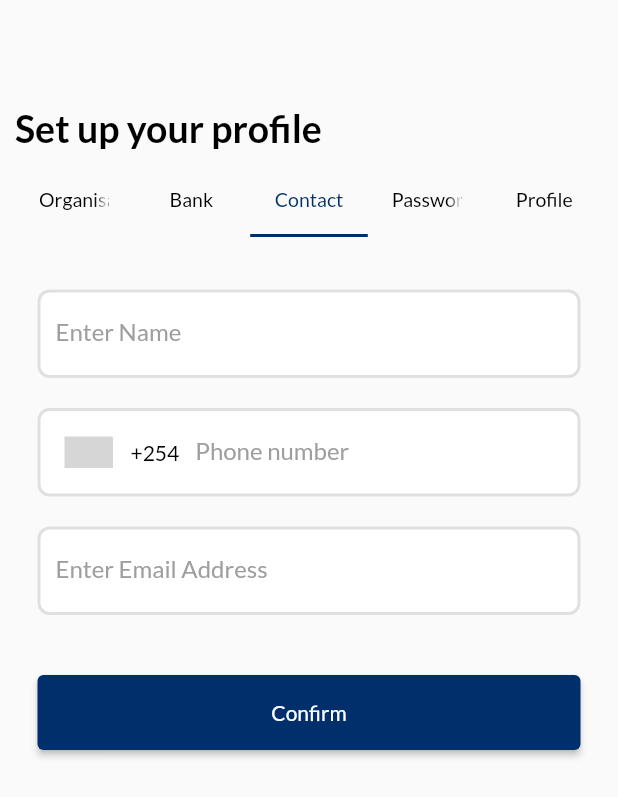
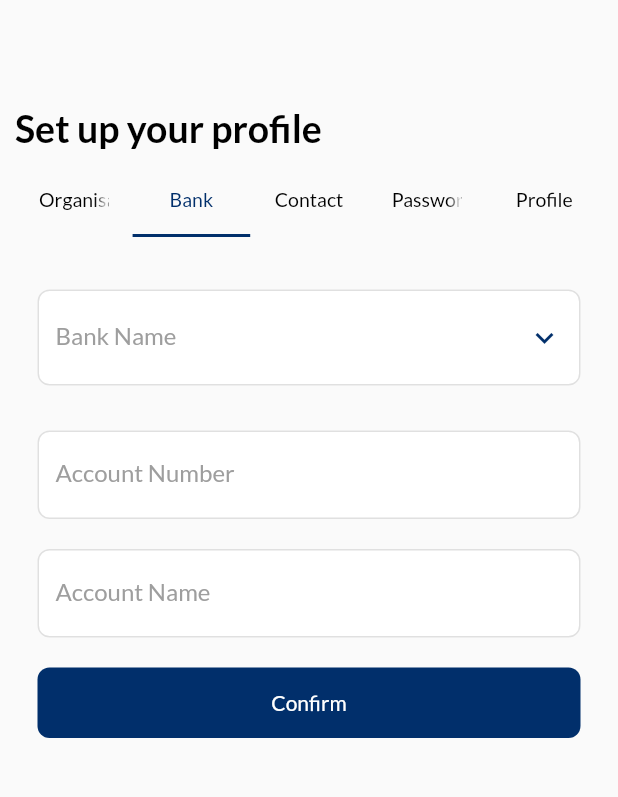
Before and after one commit to NjokiCynthia/sales_app, a Flutter app: the ProfileSetUp screen opened directly, tab 2 chosen, after a tap on "Confirm", on a phone screen of 412 x 824 dp. Shown: the top 797 px of the screen. Run offline on Flutter 3.47's test engine with Material 2 defaults, Android fonts, the phone set to English and light mode, and no system bars; drawn by our look-alikes of intl_phone_number_input; our stand-ins replace animated_splash_screen, card_swiper, carousel_slider, country_code_picker, dio, file_picker and 7 more; accounts and stored records are empty; network calls fail; grey boxes are pictures that could not be loaded.

Commit message:
Update profile details

```diff
--- a/lib/reseller/authentication/signup.dart
+++ b/lib/reseller/authentication/signup.dart
@@ -945,7 +945,7 @@ class _SignupState extends State<Signup> with SingleTickerProviderStateMixin {
                     final data = res['data'] as Map<String, dynamic>?;
 
                     if (data != null) {
-                      final userData = data['user'] as Map<String, dynamic>?;
+                      //final userData = data['user'] as Map<String, dynamic>?;
 
                       print(message);
                       Navigator.pushReplacement(
--- a/lib/reseller/reseller_dashboard/reseller_profile/profile_setup.dart
+++ b/lib/reseller/reseller_dashboard/reseller_profile/profile_setup.dart
@@ -10,6 +10,7 @@ import 'package:intl_phone_number_input/intl_phone_number_input.dart';
 import 'package:petropal/constants/color_contants.dart';
 import 'package:petropal/constants/theme.dart';
 import 'package:petropal/providers/user_provider.dart';
+import 'package:petropal/reseller/reseller_dashboard/r_dashboard.dart';
 import 'package:petropal/widgets/buttons.dart';
 import 'package:provider/provider.dart';
 import 'package:http/http.dart' as http;
@@ -273,7 +274,20 @@ class _ProfileSetUpState extends State<ProfileSetUp>
         }
       }
       print('@####################################');
-      print('Request being sent is in this format here shown: $formData');
+      // Log the specific details of each field in formData
+      // Log the specific details of each field in formData
+      for (var entry in formData.fields) {
+        print('Field: ${entry.key} - Value: ${entry.value}');
+      }
+
+// Log the specific details of each file in formData
+      for (var entry in formData.files) {
+        print(
+            'File Name: ${entry.value.filename} - Field Name: ${entry.key} - Content Type: ${entry.value.contentType}');
+      }
+
+// Log the entire request payload for debugging
+      print('Request payload details: ${dio.options} $formData');
 
       final response = await dio.post(
         url.toString(),
@@ -281,7 +295,7 @@ class _ProfileSetUpState extends State<ProfileSetUp>
       );
 
       if (response.statusCode == 200) {
-        final responseData = json.decode(response.data);
+        final responseData = response.data;
         print('Request was successful. Response data: $responseData');
         _tabController.animateTo(1);
       } else {
@@ -292,41 +306,44 @@ class _ProfileSetUpState extends State<ProfileSetUp>
     }
   }
 
-  Future<void> sendBankData() async {
-    final userProvider = UserProvider();
-    final token = userProvider.user?.token;
-
-    if (token == null) {
-      return;
-    }
-
-    final url = Uri.parse('https://your-api-url.com/your-endpoint');
-
-    // Define the form data
-    final formData = {
-      'account_id': '9',
-      'bank_details':
-          '[{"bank_name": $selectedBank,"bank_code": "123","bank_branch": $selectedBranch,"account_number": $accountController}]',
-    };
-
-    final response = await http.post(
-      url,
-      headers: {
-        'Authorization': 'Bearer $token',
-        'Content-Type': 'application/x-www-form-urlencoded',
-      },
-      body: formData,
-    );
-
-    if (response.statusCode == 200) {
-      // Request was successful
-      print('Request was successful');
-      _tabController.animateTo(2);
-    } else {
-      // Request failed
-      print('Request failed with status code: ${response.statusCode}');
-    }
-  }
+  // Future<void> sendBankData() async {
+  //   print('sendBankData() called');
+  //   final userProvider = UserProvider();
+  //   final token = userProvider.user?.token;
+
+  //   if (token == null) {
+  //     return;
+  //   }
+
+  //   final url = Uri.parse(
+  //       'https://petropal.sandbox.co.ke:8040/account/update/bank_details');
+
+  //   // Define the form data
+  //   final formData = {
+  //     'account_id': '9',
+  //     'bank_details':
+  //         '[{"bank_name": $selectedBank,"bank_code": "123","bank_branch": $selectedBranch,"account_number": $accountController}]',
+  //   };
+
+  //   final response = await http.post(
+  //     url,
+  //     headers: {
+  //       'Authorization': 'Bearer $token',
+  //       'Content-Type': 'application/x-www-form-urlencoded',
+  //     },
+  //     body: formData,
+  //   );
+
+  //   if (response.statusCode == 200) {
+  //     // Request was successful
+  //     print('Request was successful');
+  //     print(response);
+  //     _tabController.animateTo(2);
+  //   } else {
+  //     // Request failed
+  //     print('Request failed with status code: ${response.statusCode}');
+  //   }
+  // }
 
   int currentTab = 0;
   @override
@@ -862,6 +879,8 @@ class _ProfileSetUpState extends State<ProfileSetUp>
   }
 
   Widget buildSecondPage() {
+    final userProvider = context.read<UserProvider>();
+    final user = userProvider.user;
     return SingleChildScrollView(
       child: SafeArea(
           child: Padding(
@@ -1046,19 +1065,34 @@ class _ProfileSetUpState extends State<ProfileSetUp>
             const SizedBox(
               height: 20,
             ),
-            SizedBox(
-              width: double.infinity,
-              height: 50,
-              child: ElevatedButton(
-                style:
-                    ElevatedButton.styleFrom(backgroundColor: primaryDarkColor),
-                child: const Text('Confirm'),
-                onPressed: () {
-                  sendBankData();
-                  _tabController.animateTo(2);
+            CustomRequestButton(
+                url: '/account/update/bank_details',
+                method: 'POST',
+                buttonText: 'Confirm',
+                body: {
+                  "account_number": accountController.text,
+                  "account_name": accountName.text,
+                  "bank_id": 50,
+                  "branch_id": 1592,
+                  "account_id": user?.account_id.toString() ?? '',
                 },
-              ),
-            )
+                onSuccess: (res) {
+                  print('This is my response');
+                  print(res);
+
+                  final isSuccessful = res['isSuccessful'] as bool;
+
+                  final message = res['message'];
+                  if (isSuccessful) {
+                    final data = res['data'] as Map<String, dynamic>?;
+
+                    if (data != null) {
+                      _tabController.animateTo(2);
+                    } else {
+                      print(message);
+                    }
+                  }
+                })
           ],
         ),
       )),
@@ -1066,6 +1100,8 @@ class _ProfileSetUpState extends State<ProfileSetUp>
   }
 
   Widget buildThirdPage() {
+    final userProvider = context.read<UserProvider>();
+    final user = userProvider.user;
     return SingleChildScrollView(
       child: SafeArea(
         child: Padding(
@@ -1210,16 +1246,36 @@ class _ProfileSetUpState extends State<ProfileSetUp>
               const SizedBox(
                 height: 40,
               ),
-              SizedBox(
-                width: double.infinity,
-                height: 50,
-                child: ElevatedButton(
-                  style: ElevatedButton.styleFrom(
-                      backgroundColor: primaryDarkColor),
-                  child: const Text('Confirm'),
-                  onPressed: () {},
-                ),
-              )
+              CustomRequestButton(
+                  url: '/contact-persons/create',
+                  method: 'POST',
+                  buttonText: 'Add details',
+                  body: {
+                    "name": nameController.text,
+                    "phone": phoneController.text,
+                    "email": emailController.text,
+                    "position": positionController.text,
+                    "accountId": user?.account_id.toString() ??
+                        '', //account id of the reseller
+                    "created_by": 61 // id of the logged in user
+                  },
+                  onSuccess: (res) {
+                    print('This is my response');
+                    print(res);
+
+                    final isSuccessful = res['isSuccessful'] as bool;
+
+                    final message = res['message'];
+                    if (isSuccessful) {
+                      final data = res['data'] as Map<String, dynamic>?;
+
+                      if (data != null) {
+                        _tabController.animateTo(3);
+                      } else {
+                        print(message);
+                      }
+                    }
+                  })
             ],
           ),
         ),
@@ -1587,7 +1643,12 @@ class _ProfileSetUpState extends State<ProfileSetUp>
                   style: ElevatedButton.styleFrom(
                       backgroundColor: primaryDarkColor),
                   child: const Text('Confirm Details'),
-                  onPressed: () {},
+                  onPressed: () {
+                    Navigator.push(
+                        context,
+                        MaterialPageRoute(
+                            builder: ((context) => ResellerDasboard())));
+                  },
                 ),
               )
             ],
```
